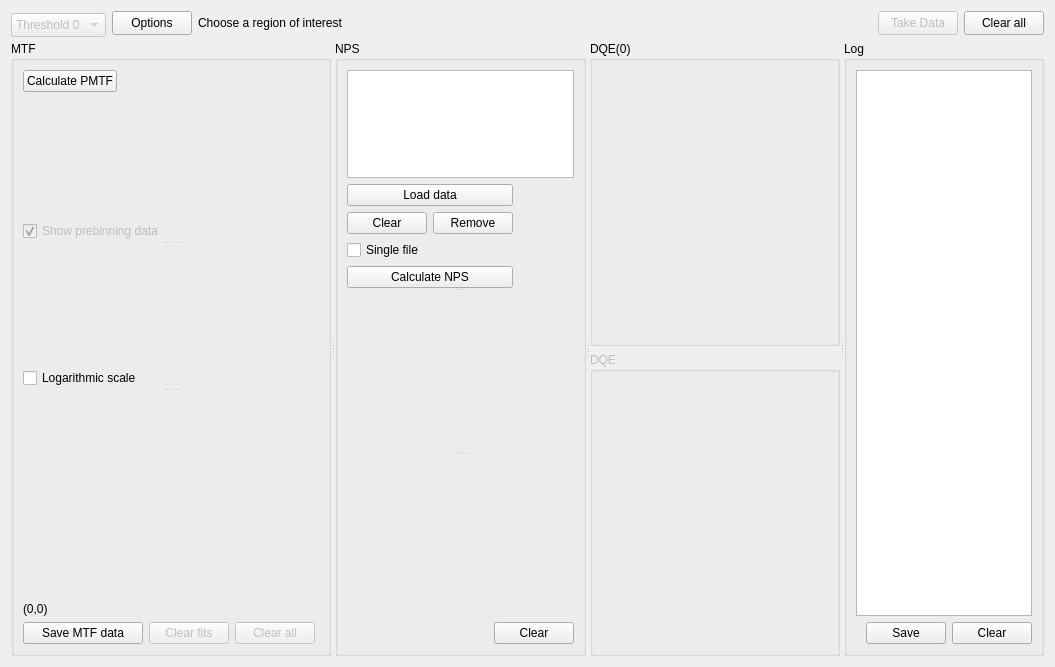
Old version of the form SpidrMpx3Eq/qcstmdqe.ui in the repository navrit/dexter.
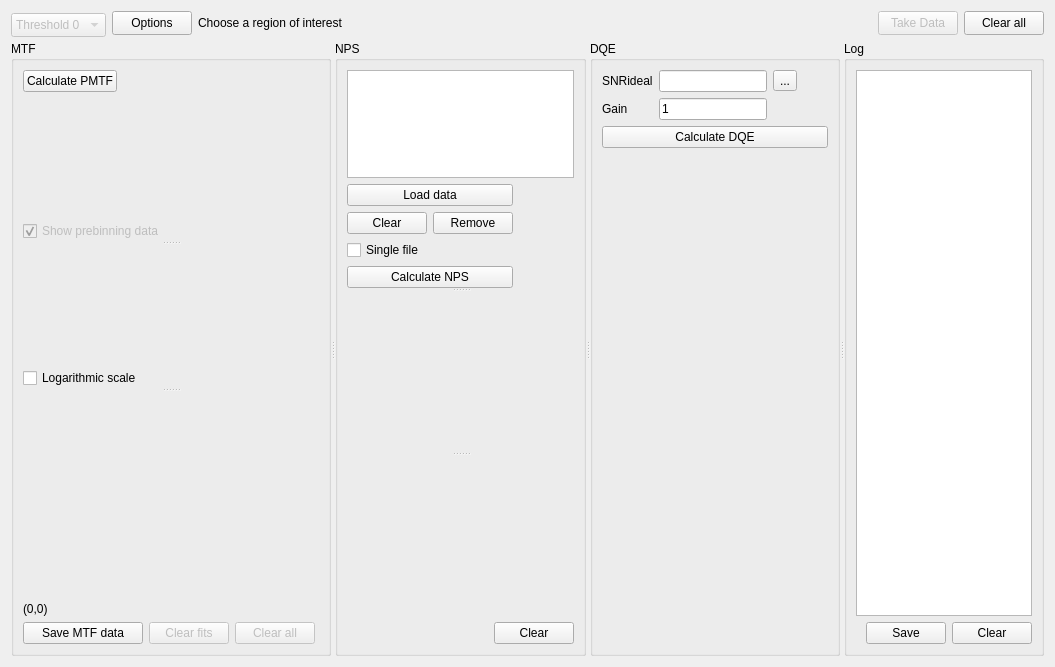
New version of the form. Custom widgets are drawn as their Qt base class.

```diff
--- a/SpidrMpx3Eq/qcstmdqe.ui
+++ b/SpidrMpx3Eq/qcstmdqe.ui
@@ -511,17 +511,10 @@
      </widget>
      <widget class="QWidget" name="layoutWidget">
       <layout class="QVBoxLayout" name="verticalLayout_5">
-       <item>
-        <widget class="QGroupBox" name="groupBox_3">
-         <property name="title">
-          <string>DQE(0)</string>
-         </property>
-        </widget>
-       </item>
        <item>
         <widget class="QGroupBox" name="groupBox_4">
          <property name="enabled">
-          <bool>false</bool>
+          <bool>true</bool>
          </property>
          <property name="minimumSize">
           <size>
@@ -533,12 +526,86 @@
           <string>DQE</string>
          </property>
          <layout class="QVBoxLayout" name="verticalLayout_3">
+          <item>
+           <layout class="QGridLayout" name="gridLayout_2">
+            <item row="0" column="0">
+             <widget class="QLabel" name="label">
+              <property name="enabled">
+               <bool>true</bool>
+              </property>
+              <property name="text">
+               <string>SNRideal</string>
+              </property>
+             </widget>
+            </item>
+            <item row="0" column="1">
+             <widget class="QLineEdit" name="lineEdit"/>
+            </item>
+            <item row="1" column="0">
+             <widget class="QLabel" name="label_2">
+              <property name="enabled">
+               <bool>true</bool>
+              </property>
+              <property name="text">
+               <string>Gain</string>
+              </property>
+             </widget>
+            </item>
+            <item row="1" column="1">
+             <widget class="QLineEdit" name="lineEdit_2">
+              <property name="text">
+               <string>1</string>
+              </property>
+             </widget>
+            </item>
+            <item row="1" column="2">
+             <spacer name="horizontalSpacer_5">
+              <property name="orientation">
+               <enum>Qt::Horizontal</enum>
+              </property>
+              <property name="sizeHint" stdset="0">
+               <size>
+                <width>40</width>
+                <height>20</height>
+               </size>
+              </property>
+             </spacer>
+            </item>
+            <item row="2" column="0" colspan="3">
+             <widget class="QPushButton" name="pushButton">
+              <property name="text">
+               <string>Calculate DQE</string>
+              </property>
+             </widget>
+            </item>
+            <item row="0" column="2">
+             <widget class="QToolButton" name="toolButton">
+              <property name="text">
+               <string>...</string>
+              </property>
+             </widget>
+            </item>
+           </layout>
+          </item>
+          <item>
+           <spacer name="verticalSpacer">
+            <property name="orientation">
+             <enum>Qt::Vertical</enum>
+            </property>
+            <property name="sizeHint" stdset="0">
+             <size>
+              <width>20</width>
+              <height>40</height>
+             </size>
+            </property>
+           </spacer>
+          </item>
           <item>
            <widget class="QCustomPlot" name="DQEplot" native="true">
             <property name="minimumSize">
              <size>
               <width>160</width>
-              <height>0</height>
+              <height>180</height>
              </size>
             </property>
            </widget>
```
